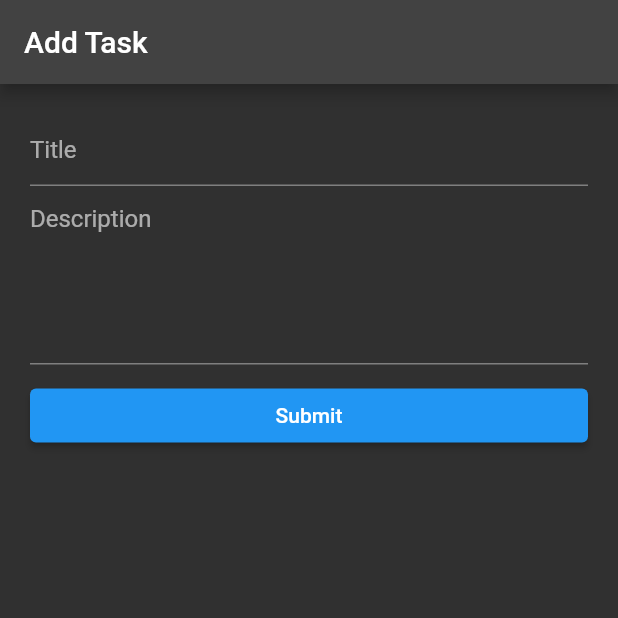
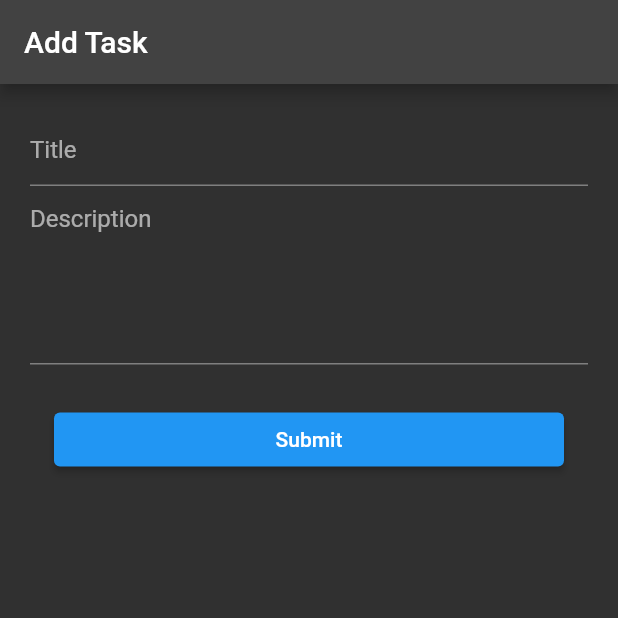
Before and after one commit to victoireMyinda/Todolist-flutter, a Flutter app: the AddTask screen opened directly, after a tap on "Submit", on a phone screen of 412 x 824 dp, the top half of it. Run offline on Flutter 3.47's test engine with Material 2 defaults, Android fonts, the phone set to English and light mode, and no system bars; network calls fail.

Commit message:
main: delete_tas

```diff
--- a/lib/pages/addlist.dart
+++ b/lib/pages/addlist.dart
@@ -4,7 +4,8 @@ import 'package:flutter/material.dart';
 import 'package:http/http.dart' as http;
 
 class AddTask extends StatefulWidget {
-  const AddTask({super.key});
+  final Map? todo;
+  const AddTask({super.key, this.todo});
 
   @override
   State<AddTask> createState() => _AddTaskState();
@@ -13,12 +14,28 @@ class AddTask extends StatefulWidget {
 class _AddTaskState extends State<AddTask> {
   TextEditingController titleController = TextEditingController();
   TextEditingController descriptionController = TextEditingController();
+  bool isEdit = false;
+
+  @override
+  void initState() {
+    // TODO: implement initState
+    super.initState();
+    final todo = widget.todo;
+    if (widget.todo != null) {
+      isEdit = true;
+      // final title = todo['title'];
+      // final description = todo['description'];
+
+      // titleController.text = title;
+      // descriptionController.text = description;
+    }
+  }
 
   @override
   Widget build(BuildContext context) {
     return Scaffold(
       appBar: AppBar(
-        title: const Text("Add Task"),
+        title: Text(isEdit ? "Edit Todo" : "Add Task"),
       ),
       body: ListView(
         padding: const EdgeInsets.all(20),
@@ -35,13 +52,48 @@ class _AddTaskState extends State<AddTask> {
             maxLines: 10,
           ),
           const SizedBox(height: 10),
-          ElevatedButton(onPressed: submitData, child: const Text("Submit"))
+          Padding(
+            padding: const EdgeInsets.all(16.0),
+            child: ElevatedButton(
+              onPressed: isEdit ? updateData : submitData,
+              child: Text(isEdit ? "Update" : "Submit"),
+            ),
+          )
         ],
       ),
     );
   }
 
   Future<void> submitData() async {
+    //get the date=a from form
+    final title = titleController.text;
+    final description = descriptionController.text;
+    final body = {
+      "title": title,
+      "description": description,
+      "is_completed": false
+    };
+
+    //submit data to the server
+    const url = 'https://api.nstack.in/v1/todos';
+    final uri = Uri.parse(url);
+    final response = await http.post(
+      uri,
+      body: jsonEncode(body), // Correction ici
+      headers: {"Content-Type": "application/json"},
+    );
+
+    //show message success or fail based on status
+    if (response.statusCode == 201) {
+      showSuccessMessage("Tache ajouté avec success");
+      titleController.text = "";
+      descriptionController.text = "";
+    } else {
+      showErrorMessage("Erreur lors de l'ajoout");
+    }
+  }
+
+  Future<void> updateData() async {
     //get the date=a from form
     final title = titleController.text;
     final description = descriptionController.text;
--- a/lib/pages/todolist/todolist.dart
+++ b/lib/pages/todolist/todolist.dart
@@ -73,17 +73,22 @@ class _TodoListState extends State<TodoList> {
     );
   }
 
-  void navigateToAddPage() {
+  Future<void> navigateToAddPage() async {
     final route = MaterialPageRoute(
       builder: (context) => const AddTask(),
     );
 
     Navigator.push(context, route);
+    setState(() {
+      isLoading = true;
+    });
+
+    getAllTAsk();
   }
 
-  void navigateToEditPage() {
+  void navigateToEditPage(Map item) {
     final route = MaterialPageRoute(
-      builder: (context) => const AddTask(),
+      builder: (context) => AddTask(todo: item),
     );
 
     Navigator.push(context, route);
```
